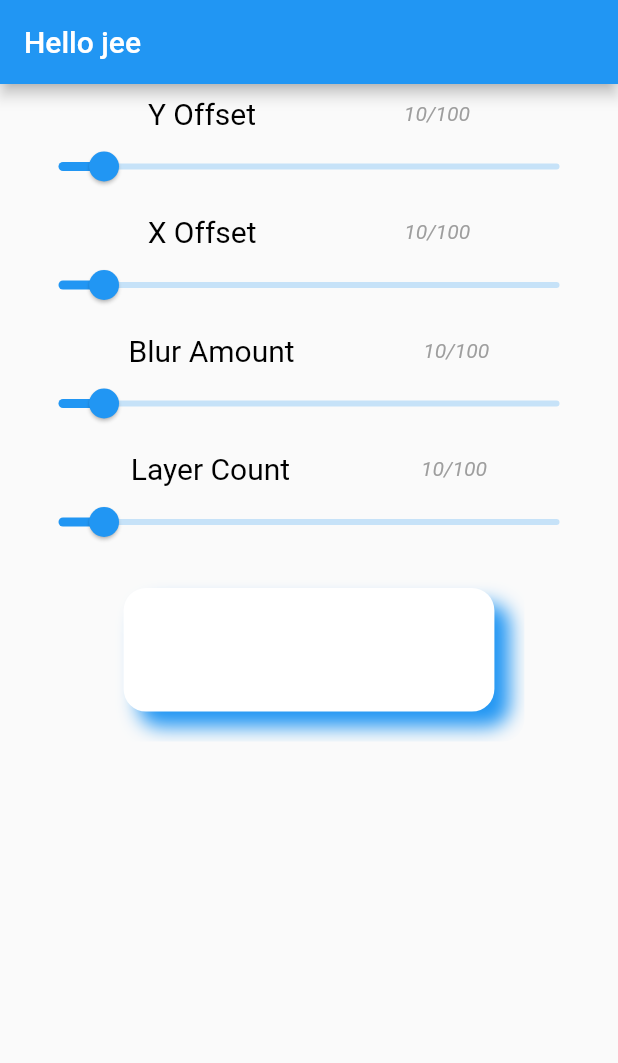
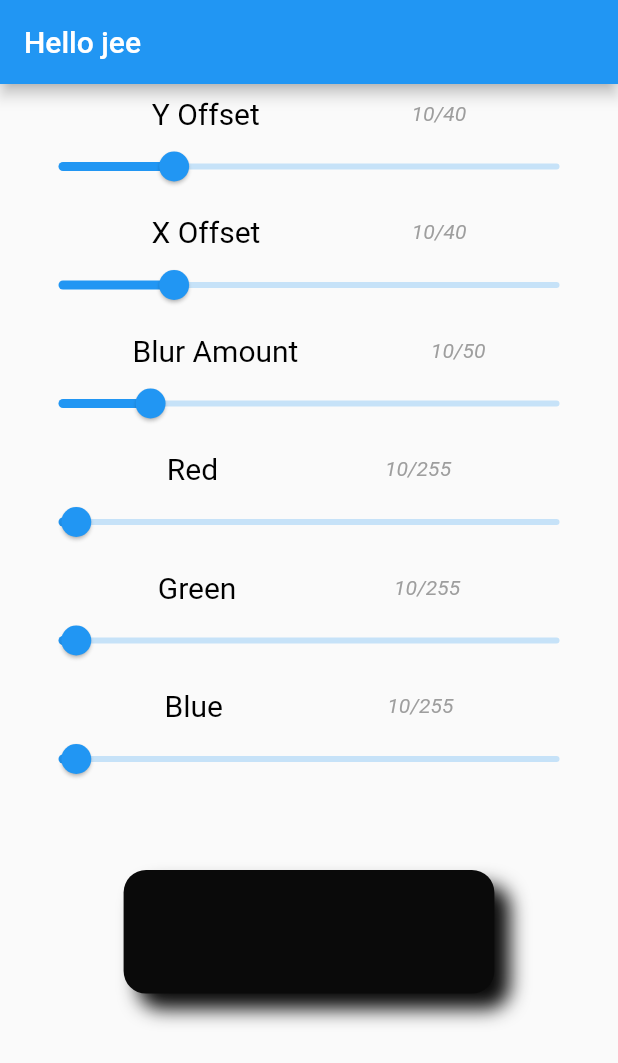
Before and after one commit to mani53-dev/flyingcontainer, a Flutter app: the screen it shows after launch, on a phone screen of 412 x 824 dp. Shown: the top 1063 px of the screen. Run offline on Flutter 3.47's test engine with Material 2 defaults, Android fonts, the phone set to English and light mode, and no system bars; our stand-ins replace get.

Commit message:
Adjusted elevation offsets and colors with sliders

```diff
--- a/lib/homescreen.dart
+++ b/lib/homescreen.dart
@@ -2,18 +2,20 @@ import 'package:flutter/cupertino.dart';
 import 'package:flutter/material.dart';
 import 'package:get/get.dart';
 
-// class MyHomePage extends GetxController {
-//   const MyHomePage({Key? key}) : super(key: key);
-//
-//   @override
-//   State<MyHomePage> createState() => _MyHomePageState();
-// }
+var _yOffset = 10.0;
+var _xOffset = 10.0;
+var _blurAmount = 10.0;
 
-class MyHomePage extends StatelessWidget {
-  var yOffset = 10.0.obs;
-  var xOffset = 10.0.obs;
-  var blurAmount = 10.0.obs;
-  var layerCount = 10.0.obs;
+var _red = 10;
+var _green = 10;
+var _blue = 10;
+
+class MyHomePage extends StatefulWidget {
+  @override
+  State<MyHomePage> createState() => _MyHomePageState();
+}
+
+class _MyHomePageState extends State<MyHomePage> {
   @override
   Widget build(BuildContext context) {
     var size = MediaQuery.of(context).size;
@@ -25,47 +27,80 @@ class MyHomePage extends StatelessWidget {
       body: Column(
         mainAxisAlignment: MainAxisAlignment.start,
         children: [
-          Obx(() => Column(
-            children: [
-              slider(yOffset.value, "Y Offset"),
-              slider(xOffset.value, "X Offset"),
-              slider(blurAmount.value, "Blur Amount"),
-              slider(layerCount.value, "Layer Count"),
-              FlyingContainer(size, blurAmount.value, xOffset.value, yOffset.value)
-            ],
-          ))
-
+          slider(_yOffset, "Y Offset",
+              min: 1.0,
+              max: 40.0,
+              callback: (yOffset) => setState(() {
+                    _yOffset = yOffset;
+                  })),
+          slider(_xOffset, "X Offset",
+              min: 1.0,
+              max: 40.0,
+              callback: (xOffset) => setState(() {
+                    _xOffset = xOffset;
+                  })),
+          slider(_blurAmount, "Blur Amount",
+              min: 1.0,
+              max: 50.0,
+              callback: (blurAmount) => setState(() {
+                    _blurAmount = blurAmount;
+                  })),
+          slider(_red.toDouble(), "Red",
+              min: 1.0,
+              max: 255.0,
+              callback: (red) => setState(() {
+                    _red = red.toInt();
+                  })),
+          slider(_green.toDouble(), "Green",
+              min: 1.0,
+              max: 255.0,
+              callback: (green) => setState(() {
+                    _green = green.toInt();
+                  })),
+          slider(_blue.toDouble(), "Blue",
+              min: 1.0,
+              max: 255.0,
+              callback: (blue) => setState(() {
+                    _blue = blue.toInt();
+                  })),
+          FlyingContainer(
+            size,
+            _blurAmount,
+            _xOffset,
+            _yOffset,
+            red: _red,
+            blue: _blue,
+            green: _green,
+          )
         ],
       ),
     );
   }
 }
 
-class FlyingContainer extends StatefulWidget {
-  FlyingContainer(this.size, this.blurAmount, this.xOffset, this.yOffset, {Key? key}) : super(key: key);
-  var size, blurAmount, xOffset, yOffset;
+class FlyingContainer extends StatelessWidget {
+  FlyingContainer(this.size, this.blurAmount, this.xOffset, this.yOffset,
+      {Key? key, this.red, this.green, this.blue})
+      : super(key: key);
+  var size, blurAmount, xOffset, yOffset, red, green, blue;
 
-  @override
-  State<FlyingContainer> createState() => _FlyingContainerState();
-}
-
-class _FlyingContainerState extends State<FlyingContainer> {
   @override
   Widget build(BuildContext context) {
     return ClipRRect(
       borderRadius: const BorderRadius.all(Radius.circular(15.0)),
       child: Container(
-        margin: EdgeInsets.all(20),
-        height: widget.size.height * 0.1,
-        width: widget.size.width * 0.6,
+        margin: EdgeInsets.all(50),
+        height: size.height * 0.1,
+        width: size.width * 0.6,
         decoration: BoxDecoration(
-            color: Colors.white,
+            color: Color.fromRGBO(red, green, blue, 1),
             borderRadius: BorderRadius.all(Radius.circular(15.0)),
+
             boxShadow: [
               BoxShadow(
-                blurRadius: widget.blurAmount,
-                color: Colors.blue,
-                offset: Offset(widget.xOffset, widget.yOffset),
+                blurRadius: blurAmount,
+                color: Color.fromRGBO(red, green, blue, 1),
+                offset: Offset(xOffset, yOffset),
               ),
             ]),
       ),
@@ -73,11 +108,12 @@ class _FlyingContainerState extends State<FlyingContainer> {
   }
 }
 
-
 class slider extends StatefulWidget {
   double value;
   String heading;
-  slider(this.value, this.heading);
+  var callback;
+  var min, max;
+  slider(this.value, this.heading, {this.callback, this.min, this.max});
 
   @override
   State<slider> createState() => _sliderState();
@@ -98,7 +134,7 @@ class _sliderState extends State<slider> {
                 style: const TextStyle(color: Colors.black, fontSize: 20),
               ),
               Text(
-                "${widget.value.round()}/100",
+                "${widget.value.round()}/${widget.max.round()}",
                 style: const TextStyle(
                     fontStyle: FontStyle.italic, color: Colors.grey),
               ),
@@ -108,12 +144,13 @@ class _sliderState extends State<slider> {
         SizedBox(
           width: MediaQuery.of(context).size.width - 30,
           child: Slider(
-              min: 1.0,
-              max: 100.0,
+              min: widget.min,
+              max: widget.max,
               value: widget.value,
               onChanged: (val) {
                 setState(() {
                   widget.value = val;
+                  widget.callback(val);
                 });
               }),
         ),
```
